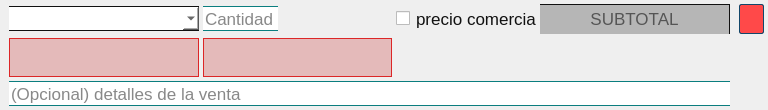
Bruno-Heit/programa-forrajeria, file ui/listproduct.ui: the form before one commit.
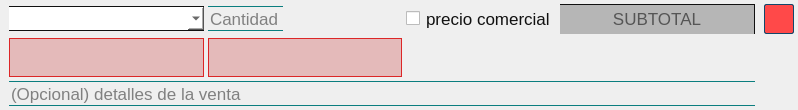
The form after the commit.

Commit message: FIXED dark background-color in 'listproduct' item's lineedits

The edit to the form file:
```diff
--- a/ui/listproduct.ui
+++ b/ui/listproduct.ui
@@ -6,7 +6,7 @@
    <rect>
     <x>0</x>
     <y>0</y>
-    <width>768</width>
+    <width>798</width>
     <height>110</height>
    </rect>
   </property>
@@ -46,6 +46,7 @@
 
 
 QLineEdit {
+	background-color: rgba(241, 241, 241, 0.4);
 	border: none;
 	border-top: 1px solid;
 	border-bottom: 1px solid;
@@ -279,13 +280,13 @@
      </property>
      <property name="minimumSize">
       <size>
-       <width>80</width>
+       <width>145</width>
        <height>25</height>
       </size>
      </property>
      <property name="maximumSize">
       <size>
-       <width>140</width>
+       <width>150</width>
        <height>25</height>
       </size>
      </property>
@@ -353,7 +354,7 @@
      </property>
      <property name="maximumSize">
       <size>
-       <width>30</width>
+       <width>35</width>
        <height>30</height>
       </size>
      </property>
@@ -384,7 +385,7 @@
      </property>
      <property name="minimumSize">
       <size>
-       <width>100</width>
+       <width>110</width>
        <height>20</height>
       </size>
      </property>
@@ -421,7 +422,7 @@
      </property>
      <property name="minimumSize">
       <size>
-       <width>100</width>
+       <width>110</width>
        <height>20</height>
       </size>
      </property>
```
Left out of the diff: 26 changed lines with no effect on the pictures. The commit also changes 1 other file.
